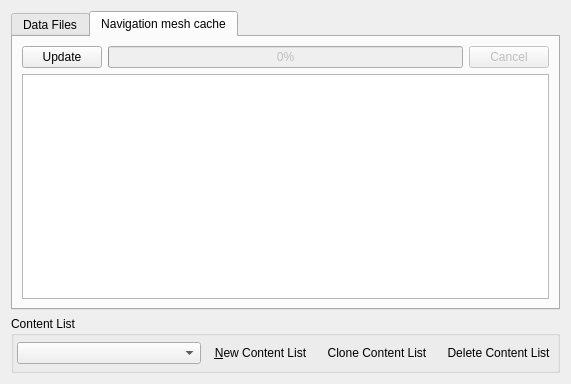
First picture: the form in files/ui/datafilespage.ui, repository sunhawken/openmw, before the edit.
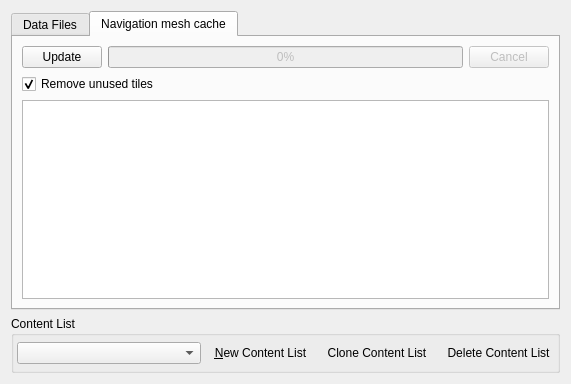
Second picture: the form after the edit. The open tabs and pages were chosen to show the change. Icons and pictures are not drawn. Custom widgets are drawn as their Qt base class.

Commit message: Add check box to remove unused tiles

```diff
--- a/files/ui/datafilespage.ui
+++ b/files/ui/datafilespage.ui
@@ -74,6 +74,16 @@
          </item>
         </layout>
        </item>
+       <item>
+        <widget class="QCheckBox" name="navMeshRemoveUnusedTilesCheckBox">
+         <property name="text">
+          <string>Remove unused tiles</string>
+         </property>
+         <property name="checked">
+          <bool>true</bool>
+         </property>
+        </widget>
+       </item>
        <item>
         <widget class="QPlainTextEdit" name="navMeshLogPlainTextEdit">
          <property name="enabled">
```
The commit also changes 1 other file.
